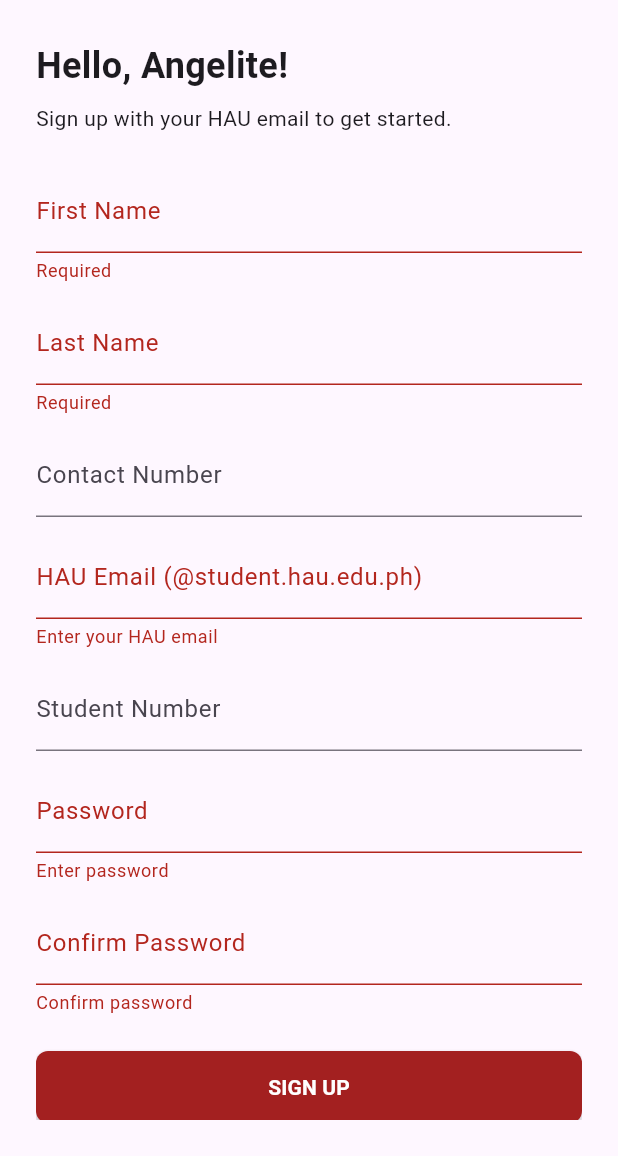
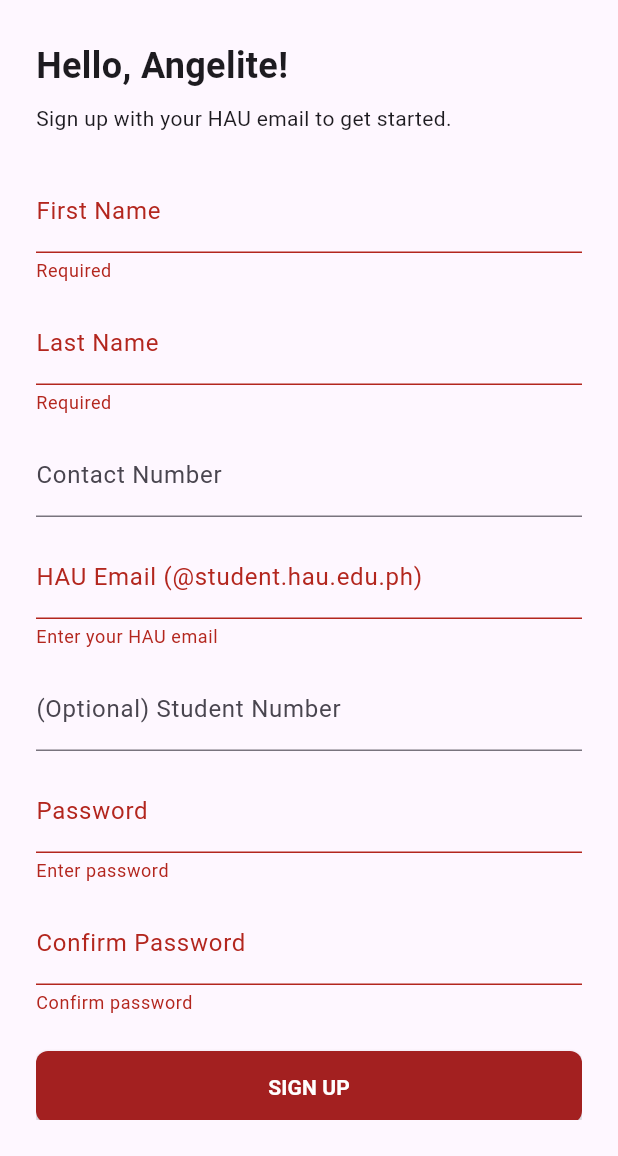
Before and after one commit to fromHELIO/HAUrmony, a Flutter app: the SignupAngeliteScreen screen opened by its route, after a tap on "SIGN UP", on a phone screen of 412 x 824 dp, the part 80-1236 px from its top. Run offline on Flutter 3.47's test engine with Material 3 defaults, Android fonts, the light colour scheme and no system bars; our stand-ins replace fl_chart, supabase_flutter; accounts and stored records are empty.

Commit message:
feat: final touchups

```diff
--- a/lib/client/models/profile.dart
+++ b/lib/client/models/profile.dart
@@ -1,7 +1,7 @@
 class Profile {
   String name;
   String email;
-  String contact; // new contact field
+  String contact;
   String initials;
 
   Profile({
--- a/lib/client/models/ticket.dart
+++ b/lib/client/models/ticket.dart
@@ -1,9 +1,11 @@
 class Ticket {
   final String name;
   final String section;
+  final queueNum;
 
   Ticket({
     required this.name,
     required this.section,
+    required this.queueNum,
   });
 }
--- a/lib/client/screens/signup_angelite_screen.dart
+++ b/lib/client/screens/signup_angelite_screen.dart
@@ -34,8 +34,8 @@ class _SignupAngeliteScreenState extends State<SignupAngeliteScreen> {
   String? _hauEmailValidator(String? v) {
     if (v == null || v.trim().isEmpty) return 'Enter your HAU email';
     final email = v.trim();
-    final hauRegex = RegExp(r'^[\w\.\-]+@student\.hau\.edu\.ph$', caseSensitive: false);
-    if (!hauRegex.hasMatch(email)) return 'Email must be a valid @student.hau.edu.ph address';
+    final hauRegex = RegExp(r'^[\w\.\-]+(@student\.hau\.edu\.ph|@hau\.edu\.ph)$', caseSensitive: false);
+    if (!hauRegex.hasMatch(email)) return 'Email must be a valid HAU-affiliated email address';
     return null;
   }
 
@@ -53,6 +53,14 @@ class _SignupAngeliteScreenState extends State<SignupAngeliteScreen> {
   String? _confirmPasswordValidator(String? v) {
     if (v == null || v.isEmpty) return 'Confirm password';
     if (v != passwordController.text) return 'Passwords do not match';
+    return null;
+  }
+
+  String? _studentNumberValidator(String? v) {
+    if (v == null || v.trim().isEmpty) return null;
+    final studNum = v.trim();
+    final studNumRegex = RegExp(r'^20[0-9]{6}$', caseSensitive: false);
+    if (!studNumRegex.hasMatch(studNum)) return 'Please enter a valid Student Number';
     return null;
   }
 
@@ -171,7 +179,7 @@ class _SignupAngeliteScreenState extends State<SignupAngeliteScreen> {
                     validator: _hauEmailValidator,
                   ),
                   const SizedBox(height: 12),
-                  TextFormField(controller: studentNumberController, decoration: const InputDecoration(labelText: 'Student Number')),
+                  TextFormField(controller: studentNumberController, decoration: const InputDecoration(labelText: '(Optional) Student Number'), validator: _studentNumberValidator,),
                   const SizedBox(height: 12),
                   TextFormField(controller: passwordController, obscureText: true, decoration: const InputDecoration(labelText: 'Password'), validator: _passwordValidator),
                   const SizedBox(height: 12),
--- a/lib/client/screens/ticket_details_screen.dart
+++ b/lib/client/screens/ticket_details_screen.dart
@@ -56,8 +56,10 @@ class TicketDetailsScreen extends StatelessWidget {
                       Text('Venue', style: TextStyle(color: Colors.black54)),
                       const Text('Holy Angel University', style: TextStyle(fontWeight: FontWeight.bold)),
                       const SizedBox(height: 8),
-                      // Text('Date & Time', style: TextStyle(color: Colors.black54)),
-                      // Text('${ticket.date}\n${ticket.time}', style: const TextStyle(fontWeight: FontWeight.bold)),
+
+                      Text('Queue Number: ', style: TextStyle(color: Colors.black54)),
+                      Text(ticket.queueNum.toString(), style: const TextStyle(fontWeight: FontWeight.bold)),
+
                       const SizedBox(height: 10),
                       const Divider(),
                       const SizedBox(height: 8),
```
Also changed, not shown: lib/client/screens/home_screen.dart (+17 -0 lines), lib/client/screens/my_tickets_screen.dart (+0 -7 lines), lib/client/screens/order_summary_screen.dart (+9 -1 lines), lib/client/screens/zone_selection_screen.dart (+0 -18 lines).
